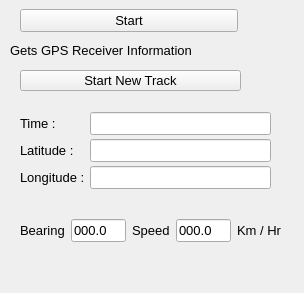
This is DockWidget.ui in tay7-git/trackgps-rad as Qt 5 draws it before an edit. The edited form follows.
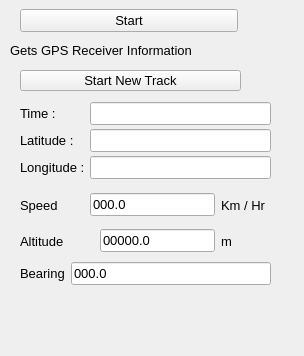
This is the edited form.

Commit message: add: altitude logging.

What changed in the file:
```diff
--- a/DockWidget.ui
+++ b/DockWidget.ui
@@ -7,7 +7,7 @@
     <x>0</x>
     <y>0</y>
     <width>304</width>
-    <height>293</height>
+    <height>356</height>
    </rect>
   </property>
   <property name="font">
@@ -65,7 +65,7 @@
     <property name="geometry">
      <rect>
       <x>20</x>
-      <y>110</y>
+      <y>100</y>
       <width>251</width>
       <height>81</height>
      </rect>
@@ -77,48 +77,6 @@
      <property name="spacing">
       <number>2</number>
      </property>
-     <item row="0" column="0">
-      <widget class="QLabel" name="label_4">
-       <property name="sizePolicy">
-        <sizepolicy hsizetype="Fixed" vsizetype="Preferred">
-         <horstretch>0</horstretch>
-         <verstretch>0</verstretch>
-        </sizepolicy>
-       </property>
-       <property name="font">
-        <font>
-         <pointsize>10</pointsize>
-        </font>
-       </property>
-       <property name="text">
-        <string>Time : </string>
-       </property>
-      </widget>
-     </item>
-     <item row="2" column="1">
-      <widget class="QLineEdit" name="lon">
-       <property name="font">
-        <font>
-         <pointsize>10</pointsize>
-        </font>
-       </property>
-       <property name="readOnly">
-        <bool>true</bool>
-       </property>
-      </widget>
-     </item>
-     <item row="1" column="1">
-      <widget class="QLineEdit" name="lat">
-       <property name="font">
-        <font>
-         <pointsize>10</pointsize>
-        </font>
-       </property>
-       <property name="readOnly">
-        <bool>true</bool>
-       </property>
-      </widget>
-     </item>
      <item row="0" column="1">
       <widget class="QLineEdit" name="date">
        <property name="font">
@@ -134,24 +92,6 @@
        </property>
       </widget>
      </item>
-     <item row="1" column="0">
-      <widget class="QLabel" name="label">
-       <property name="sizePolicy">
-        <sizepolicy hsizetype="Fixed" vsizetype="Preferred">
-         <horstretch>0</horstretch>
-         <verstretch>0</verstretch>
-        </sizepolicy>
-       </property>
-       <property name="font">
-        <font>
-         <pointsize>10</pointsize>
-        </font>
-       </property>
-       <property name="text">
-        <string>Latitude : </string>
-       </property>
-      </widget>
-     </item>
      <item row="2" column="0">
       <widget class="QLabel" name="label_2">
        <property name="sizePolicy">
@@ -170,19 +110,206 @@
        </property>
       </widget>
      </item>
+     <item row="2" column="1">
+      <widget class="QLineEdit" name="lon">
+       <property name="font">
+        <font>
+         <pointsize>10</pointsize>
+        </font>
+       </property>
+       <property name="readOnly">
+        <bool>true</bool>
+       </property>
+      </widget>
+     </item>
+     <item row="1" column="1">
+      <widget class="QLineEdit" name="lat">
+       <property name="font">
+        <font>
+         <pointsize>10</pointsize>
+        </font>
+       </property>
+       <property name="readOnly">
+        <bool>true</bool>
+       </property>
+      </widget>
+     </item>
+     <item row="1" column="0">
+      <widget class="QLabel" name="label">
+       <property name="sizePolicy">
+        <sizepolicy hsizetype="Fixed" vsizetype="Preferred">
+         <horstretch>0</horstretch>
+         <verstretch>0</verstretch>
+        </sizepolicy>
+       </property>
+       <property name="font">
+        <font>
+         <pointsize>10</pointsize>
+        </font>
+       </property>
+       <property name="text">
+        <string>Latitude : </string>
+       </property>
+      </widget>
+     </item>
+     <item row="0" column="0">
+      <widget class="QLabel" name="label_4">
+       <property name="sizePolicy">
+        <sizepolicy hsizetype="Fixed" vsizetype="Preferred">
+         <horstretch>0</horstretch>
+         <verstretch>0</verstretch>
+        </sizepolicy>
+       </property>
+       <property name="font">
+        <font>
+         <pointsize>10</pointsize>
+        </font>
+       </property>
+       <property name="text">
+        <string>Time : </string>
+       </property>
+      </widget>
+     </item>
     </layout>
    </widget>
-   <widget class="QWidget" name="layoutWidget">
+   <widget class="QPushButton" name="btnStartNewTrack">
     <property name="geometry">
      <rect>
       <x>20</x>
-      <y>210</y>
-      <width>263</width>
-      <height>41</height>
+      <y>70</y>
+      <width>221</width>
+      <height>21</height>
      </rect>
     </property>
-    <layout class="QHBoxLayout" name="horizontalLayout">
-     <item>
+    <property name="font">
+     <font>
+      <pointsize>10</pointsize>
+     </font>
+    </property>
+    <property name="text">
+     <string>Start New Track</string>
+    </property>
+   </widget>
+   <widget class="QWidget" name="gridLayoutWidget">
+    <property name="geometry">
+     <rect>
+      <x>20</x>
+      <y>190</y>
+      <width>251</width>
+      <height>95</height>
+     </rect>
+    </property>
+    <layout class="QGridLayout" name="gridLayout">
+     <item row="0" column="0">
+      <widget class="QLabel" name="label_5">
+       <property name="font">
+        <font>
+         <pointsize>10</pointsize>
+        </font>
+       </property>
+       <property name="text">
+        <string>Speed</string>
+       </property>
+      </widget>
+     </item>
+     <item row="1" column="1">
+      <layout class="QHBoxLayout" name="horizontalLayout_2">
+       <item>
+        <spacer name="horizontalSpacer_2">
+         <property name="orientation">
+          <enum>Qt::Horizontal</enum>
+         </property>
+         <property name="sizeHint" stdset="0">
+          <size>
+           <width>40</width>
+           <height>20</height>
+          </size>
+         </property>
+        </spacer>
+       </item>
+       <item>
+        <widget class="QLineEdit" name="lineAltitude">
+         <property name="font">
+          <font>
+           <pointsize>10</pointsize>
+          </font>
+         </property>
+         <property name="text">
+          <string>00000.0</string>
+         </property>
+        </widget>
+       </item>
+       <item>
+        <widget class="QLabel" name="labelAltitudeUnits">
+         <property name="minimumSize">
+          <size>
+           <width>50</width>
+           <height>0</height>
+          </size>
+         </property>
+         <property name="font">
+          <font>
+           <pointsize>10</pointsize>
+          </font>
+         </property>
+         <property name="text">
+          <string>m</string>
+         </property>
+        </widget>
+       </item>
+      </layout>
+     </item>
+     <item row="0" column="1">
+      <layout class="QHBoxLayout" name="horizontalLayout">
+       <item>
+        <spacer name="horizontalSpacer">
+         <property name="orientation">
+          <enum>Qt::Horizontal</enum>
+         </property>
+         <property name="sizeHint" stdset="0">
+          <size>
+           <width>13</width>
+           <height>18</height>
+          </size>
+         </property>
+        </spacer>
+       </item>
+       <item>
+        <widget class="QLineEdit" name="lineSpeed">
+         <property name="font">
+          <font>
+           <pointsize>10</pointsize>
+          </font>
+         </property>
+         <property name="layoutDirection">
+          <enum>Qt::LeftToRight</enum>
+         </property>
+         <property name="text">
+          <string>000.0</string>
+         </property>
+        </widget>
+       </item>
+       <item>
+        <widget class="QLabel" name="labelSpeedUnits">
+         <property name="minimumSize">
+          <size>
+           <width>50</width>
+           <height>0</height>
+          </size>
+         </property>
+         <property name="font">
+          <font>
+           <pointsize>10</pointsize>
+          </font>
+         </property>
+         <property name="text">
+          <string>Km / Hr</string>
+         </property>
+        </widget>
+       </item>
+      </layout>
+     </item>
+     <item row="2" column="0">
       <widget class="QLabel" name="label_3">
        <property name="font">
         <font>
@@ -194,20 +321,19 @@
        </property>
       </widget>
      </item>
-     <item>
-      <spacer name="horizontalSpacer">
-       <property name="orientation">
-        <enum>Qt::Horizontal</enum>
+     <item row="1" column="0">
+      <widget class="QLabel" name="label_6">
+       <property name="font">
+        <font>
+         <pointsize>10</pointsize>
+        </font>
        </property>
-       <property name="sizeHint" stdset="0">
-        <size>
-         <width>13</width>
-         <height>18</height>
-        </size>
+       <property name="text">
+        <string>Altitude</string>
        </property>
-      </spacer>
+      </widget>
      </item>
-     <item>
+     <item row="2" column="1">
       <widget class="QLineEdit" name="lineBearing">
        <property name="sizePolicy">
         <sizepolicy hsizetype="Expanding" vsizetype="Fixed">
@@ -237,62 +363,14 @@
        </property>
       </widget>
      </item>
-     <item>
-      <widget class="QLabel" name="label_5">
-       <property name="font">
-        <font>
-         <pointsize>10</pointsize>
-        </font>
-       </property>
-       <property name="text">
-        <string>Speed</string>
-       </property>
-      </widget>
-     </item>
-     <item>
-      <widget class="QLineEdit" name="lineSpeed">
-       <property name="font">
-        <font>
-         <pointsize>10</pointsize>
-        </font>
-       </property>
-       <property name="text">
-        <string>000.0</string>
-       </property>
-      </widget>
-     </item>
-     <item>
-      <widget class="QLabel" name="labelSpeedUnits">
-       <property name="font">
-        <font>
-         <pointsize>10</pointsize>
-        </font>
-       </property>
-       <property name="text">
-        <string>Km / Hr</string>
-       </property>
-      </widget>
-     </item>
     </layout>
    </widget>
-   <widget class="QPushButton" name="btnStartNewTrack">
-    <property name="geometry">
-     <rect>
-      <x>20</x>
-      <y>70</y>
-      <width>221</width>
-      <height>21</height>
-     </rect>
-    </property>
-    <property name="font">
-     <font>
-      <pointsize>10</pointsize>
-     </font>
-    </property>
-    <property name="text">
-     <string>Start New Track</string>
-    </property>
-   </widget>
+   <zorder>btnStart</zorder>
+   <zorder>gpsInformation</zorder>
+   <zorder>layoutWidget</zorder>
+   <zorder>btnStartNewTrack</zorder>
+   <zorder>gridLayoutWidget</zorder>
+   <zorder>lineAltitude</zorder>
   </widget>
  </widget>
  <resources/>
```
The commit also changes 3 other files.
